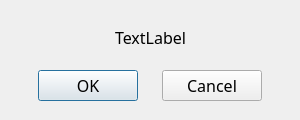
Before: the Qt Designer form src/ok-cancel-dialog.ui in sc0000/hfmdd-video-system, drawn with Qt 5.
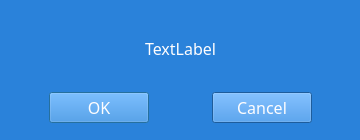
After: the same form once the commit is applied.

What changed in the file:
```diff
--- a/src/ok-cancel-dialog.ui
+++ b/src/ok-cancel-dialog.ui
@@ -6,8 +6,8 @@
    <rect>
     <x>0</x>
     <y>0</y>
-    <width>300</width>
-    <height>120</height>
+    <width>360</width>
+    <height>140</height>
    </rect>
   </property>
   <property name="minimumSize">
@@ -20,20 +20,39 @@
    <font>
     <family>DaxOT</family>
     <pointsize>12</pointsize>
+    <italic>false</italic>
+    <bold>false</bold>
+    <strikeout>false</strikeout>
+    <kerning>true</kerning>
    </font>
   </property>
+  <property name="styleSheet">
+   <string notr="true">background-color: rgb(42,130,218); color: rgb(254, 253, 254); font: 12pt 'DaxOT';</string>
+  </property>
   <widget class="QWidget" name="verticalLayoutWidget">
    <property name="geometry">
     <rect>
-     <x>20</x>
+     <x>10</x>
      <y>10</y>
-     <width>261</width>
-     <height>91</height>
+     <width>341</width>
+     <height>121</height>
     </rect>
    </property>
    <layout class="QVBoxLayout" name="verticalLayout">
+    <property name="leftMargin">
+     <number>12</number>
+    </property>
+    <property name="rightMargin">
+     <number>12</number>
+    </property>
     <item>
      <widget class="QLabel" name="messageLabel">
+      <property name="sizePolicy">
+       <sizepolicy hsizetype="Preferred" vsizetype="Expanding">
+        <horstretch>0</horstretch>
+        <verstretch>0</verstretch>
+       </sizepolicy>
+      </property>
       <property name="text">
        <string>TextLabel</string>
       </property>
@@ -47,9 +66,15 @@
     </item>
     <item>
      <layout class="QHBoxLayout" name="horizontalLayout">
-      <property name="bottomMargin">
+      <property name="spacing">
+       <number>36</number>
+      </property>
+      <property name="topMargin">
        <number>0</number>
       </property>
+      <property name="bottomMargin">
+       <number>8</number>
+      </property>
       <item>
        <widget class="QPushButton" name="okButton">
         <property name="maximumSize">
```
